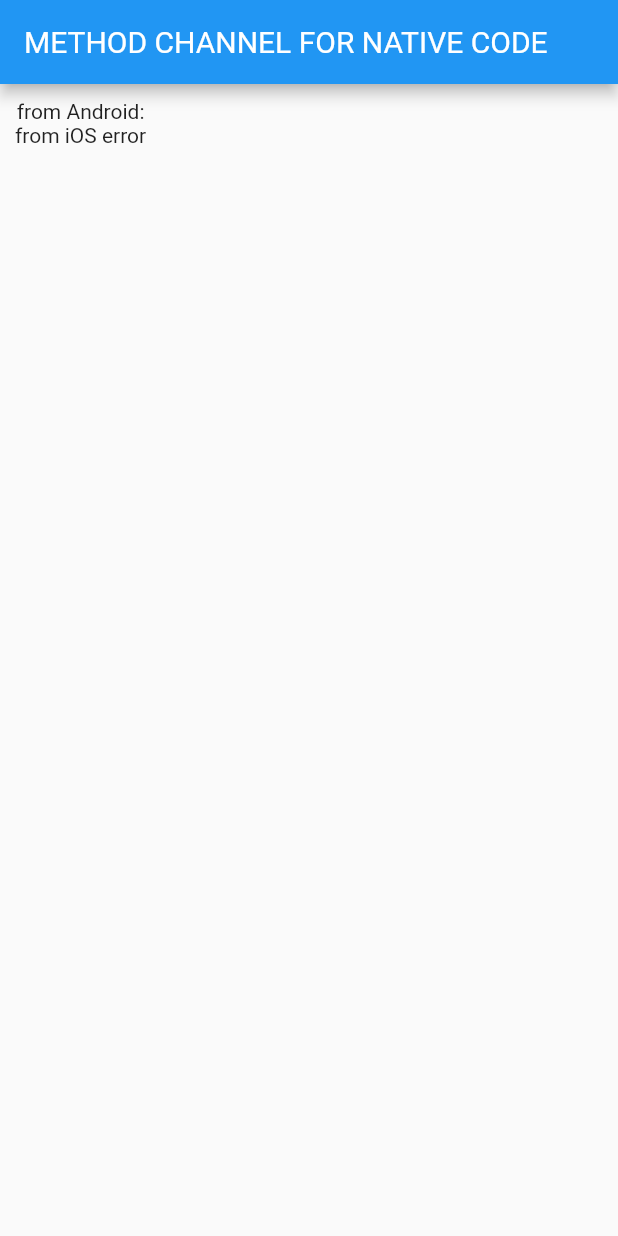
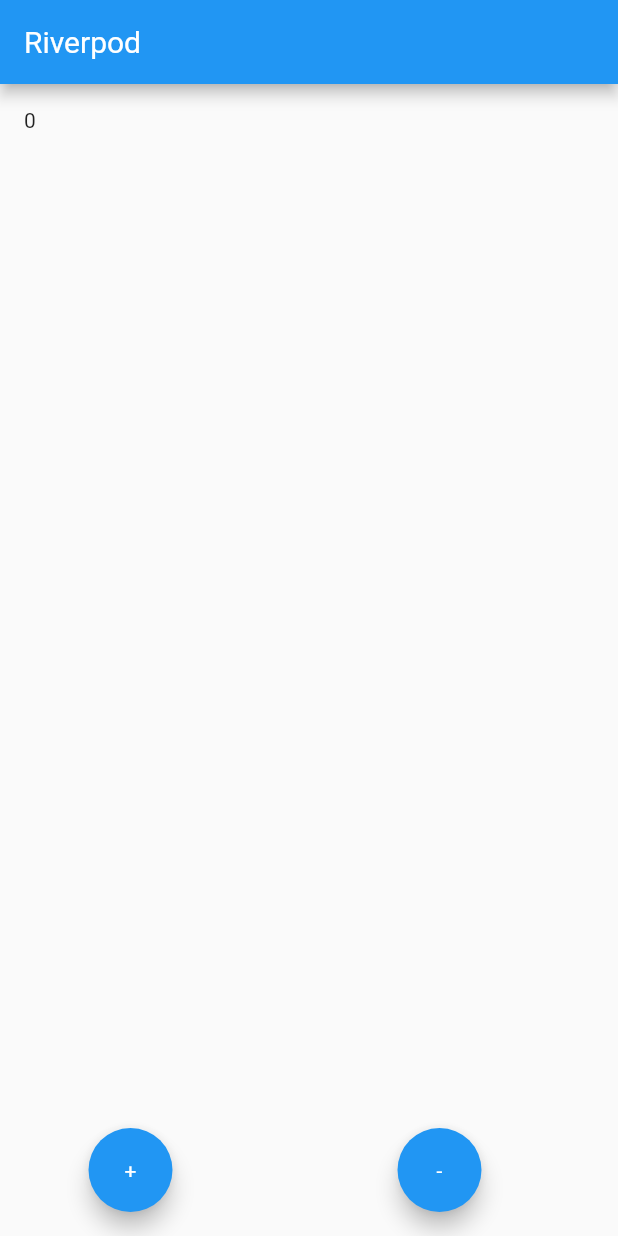
Before and after one commit to dreamertheat/Flutterdam, a Flutter app: the screen it shows after launch, on a phone screen of 412 x 824 dp. Run offline on Flutter 3.47's test engine with Material 2 defaults, Android fonts, the phone set to English and light mode, and no system bars; our stand-ins replace flutter_riverpod.

Commit message:
added init riverpod

```diff
--- a/lib/main.dart
+++ b/lib/main.dart
@@ -1,5 +1,5 @@
 import 'package:flutter/material.dart';
-import 'package:flutter_complete_guide/native/method_channel/native_method_channel_start.dart';
+import 'package:flutter_complete_guide/state_management/riverpod/riverpod_start.dart';
 
 void main() {
   runApp(const MyHomePage());
@@ -10,6 +10,6 @@ class MyHomePage extends StatelessWidget {
 
   @override
   Widget build(BuildContext context) {
-    return const NativeMethodChannelStart();
+    return RiverpodStart();
   }
 }
--- /dev/null
+++ b/lib/state_management/riverpod/riverpod_counter_provider.dart
@@ -0,0 +1,17 @@
+import 'package:flutter_riverpod/flutter_riverpod.dart';
+
+final counterProvider = StateNotifierProvider<RiverpodCounterProvider, int>(
+    (ref) => RiverpodCounterProvider());
+
+final counterStateProvider = StateProvider<int>(
+  (ref) {
+    return 0;
+  },
+);
+
+class RiverpodCounterProvider extends StateNotifier<int> {
+  RiverpodCounterProvider() : super(0);
+
+  void incrementCounter() => state++;
+  void decreaseCounter() => state--;
+}
--- /dev/null
+++ b/lib/state_management/riverpod/riverpod_start.dart
@@ -0,0 +1,51 @@
+import 'package:flutter/material.dart';
+import 'package:flutter_complete_guide/state_management/riverpod/riverpod_counter_provider.dart';
+import 'package:flutter_riverpod/flutter_riverpod.dart';
+
+class RiverpodStart extends ConsumerWidget {
+  const RiverpodStart({super.key});
+
+  @override
+  Widget build(BuildContext context, WidgetRef ref) {
+    return ProviderScope(
+      child: MaterialApp(
+        home: const Riverpod(),
+      ),
+    );
+  }
+}
+
+class Riverpod extends ConsumerWidget {
+  const Riverpod({super.key});
+
+  @override
+  Widget build(BuildContext context, WidgetRef ref) {
+    var value = ref.watch(counterStateProvider);
+    return Scaffold(
+      appBar: AppBar(
+        title: const Text("Riverpod"),
+      ),
+      body: Container(
+        margin: const EdgeInsets.all(16),
+        child: Text(value.toString()),
+      ),
+      floatingActionButton: Row(
+        mainAxisAlignment: MainAxisAlignment.spaceAround,
+        children: [
+          FloatingActionButton(
+            child: const Text('+'),
+            onPressed: () {
+              ref.read(counterStateProvider.notifier).state++;
+            },
+          ),
+          FloatingActionButton(
+            child: const Text('-'),
+            onPressed: () {
+              ref.read(counterStateProvider.notifier).state--;
+            },
+          )
+        ],
+      ),
+    ); //SafeArea(child: Text('amount: ${widget.counter}'));
+  }
+}
--- a/pubspec.yaml
+++ b/pubspec.yaml
@@ -40,7 +40,7 @@ dependencies:
   http: ^0.13.5 #network
   bloc: ^8.1.0 #stage management
   provider: ^6.0.3 #stage management
-  riverpod: ^2.0.2 #stage management
+  flutter_riverpod: ^2.1.1 #stage management
   scoped_model: ^2.0.0 #stage management
   auto_route: ^5.0.2 #navigation
   go_router: ^5.1.1 #navigation
```
Also changed, not shown: pubspec.lock, 259 other files.
